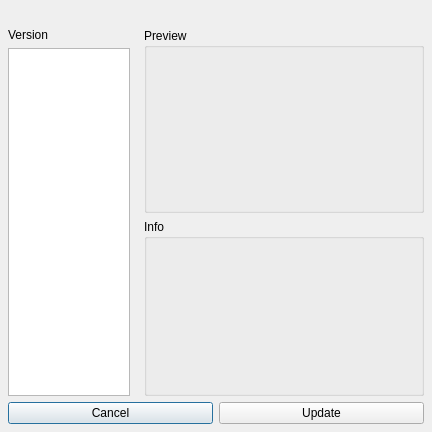
mjbonnington/icarus-gps, file core/ui/versionManagerUI.ui: the form before one commit.
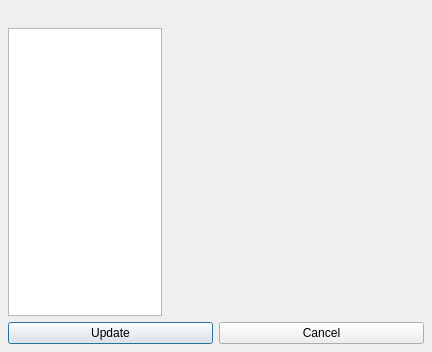
The form after the commit.

```diff
--- a/core/ui/versionManagerUI.ui
+++ b/core/ui/versionManagerUI.ui
@@ -7,7 +7,7 @@
     <x>0</x>
     <y>0</y>
     <width>432</width>
-    <height>432</height>
+    <height>352</height>
    </rect>
   </property>
   <property name="windowTitle">
@@ -18,18 +18,6 @@
     <number>8</number>
    </property>
    <item>
-    <widget class="QFrame" name="main_frame">
-     <property name="frameShape">
-      <enum>QFrame::NoFrame</enum>
-     </property>
-     <property name="frameShadow">
-      <enum>QFrame::Plain</enum>
-     </property>
-     <layout class="QVBoxLayout" name="verticalLayout_5">
-      <property name="margin">
-       <number>0</number>
-      </property>
-      <item>
        <widget class="QLabel" name="asset_label">
         <property name="text">
          <string/>
@@ -40,16 +28,17 @@
        </widget>
       </item>
       <item>
-       <layout class="QHBoxLayout" name="horizontalLayout_2">
-        <item>
-         <layout class="QVBoxLayout" name="left_verticalLayout">
-          <item>
-           <widget class="QLabel" name="version_label">
-            <property name="text">
-             <string>Version</string>
-            </property>
-           </widget>
-          </item>
+    <widget class="QFrame" name="main_frame">
+     <property name="frameShape">
+      <enum>QFrame::NoFrame</enum>
+     </property>
+     <property name="frameShadow">
+      <enum>QFrame::Plain</enum>
+     </property>
+     <layout class="QHBoxLayout" name="horizontalLayout">
+      <property name="margin">
+       <number>0</number>
+      </property>
           <item>
            <widget class="QListWidget" name="assetVersion_listWidget">
             <property name="frameShape">
@@ -60,38 +49,18 @@
             </property>
            </widget>
           </item>
-         </layout>
-        </item>
         <item>
-         <spacer name="horizontalSpacer">
-          <property name="orientation">
-           <enum>Qt::Horizontal</enum>
-          </property>
-          <property name="sizeType">
-           <enum>QSizePolicy::Fixed</enum>
-          </property>
-          <property name="sizeHint" stdset="0">
-           <size>
-            <width>8</width>
-            <height>20</height>
-           </size>
-          </property>
-         </spacer>
-        </item>
-        <item>
-         <layout class="QVBoxLayout" name="right_verticalLayout">
-          <item>
-           <widget class="QGroupBox" name="preview_groupBox">
+       <widget class="QFrame" name="previewInfo_frame">
             <property name="sizePolicy">
              <sizepolicy hsizetype="Maximum" vsizetype="Preferred">
               <horstretch>0</horstretch>
               <verstretch>0</verstretch>
              </sizepolicy>
             </property>
-            <property name="title">
-             <string>Preview</string>
-            </property>
             <layout class="QVBoxLayout" name="verticalLayout_6">
+         <property name="margin">
+          <number>0</number>
+         </property>
              <item>
               <widget class="QLabel" name="gatherImgPreview_label">
                <property name="sizePolicy">
@@ -120,21 +89,6 @@
                </property>
               </widget>
              </item>
-            </layout>
-           </widget>
-          </item>
-          <item>
-           <widget class="QGroupBox" name="info_groupBox">
-            <property name="sizePolicy">
-             <sizepolicy hsizetype="Maximum" vsizetype="Preferred">
-              <horstretch>0</horstretch>
-              <verstretch>0</verstretch>
-             </sizepolicy>
-            </property>
-            <property name="title">
-             <string>Info</string>
-            </property>
-            <layout class="QVBoxLayout" name="verticalLayout_7">
              <item>
               <widget class="QTextEdit" name="gatherInfo_textEdit">
                <property name="maximumSize">
@@ -163,7 +117,7 @@
                 <string>&lt;!DOCTYPE HTML PUBLIC &quot;-//W3C//DTD HTML 4.0//EN&quot; &quot;http://www.w3.org/TR/REC-html40/strict.dtd&quot;&gt;
 &lt;html&gt;&lt;head&gt;&lt;meta name=&quot;qrichtext&quot; content=&quot;1&quot; /&gt;&lt;style type=&quot;text/css&quot;&gt;
 p, li { white-space: pre-wrap; }
-&lt;/style&gt;&lt;/head&gt;&lt;body style=&quot; font-family:'Lucida Grande'; font-size:13pt; font-weight:400; font-style:normal;&quot;&gt;
+&lt;/style&gt;&lt;/head&gt;&lt;body style=&quot; font-family:'MS Shell Dlg 2'; font-size:8.25pt; font-weight:400; font-style:normal;&quot;&gt;
 &lt;p style=&quot;-qt-paragraph-type:empty; margin-top:0px; margin-bottom:0px; margin-left:0px; margin-right:0px; -qt-block-indent:0; text-indent:0px; font-family:'Helvetica'; font-size:11pt;&quot;&gt;&lt;br /&gt;&lt;/p&gt;&lt;/body&gt;&lt;/html&gt;</string>
                </property>
               </widget>
@@ -172,18 +126,10 @@
            </widget>
           </item>
          </layout>
-        </item>
-       </layout>
-      </item>
-      <item>
-       <layout class="QHBoxLayout" name="horizontalLayout_3">
-        <item>
-         <widget class="QPushButton" name="cancel_pushButton">
-          <property name="text">
-           <string>Cancel</string>
-          </property>
-         </widget>
-        </item>
+    </widget>
+   </item>
+   <item>
+    <layout class="QHBoxLayout" name="buttonBox_horizontalLayout">
         <item>
          <widget class="QPushButton" name="update_pushButton">
           <property name="text">
@@ -191,10 +137,14 @@
           </property>
          </widget>
         </item>
-       </layout>
-      </item>
-     </layout>
-    </widget>
+     <item>
+      <widget class="QPushButton" name="cancel_pushButton">
+       <property name="text">
+        <string>Cancel</string>
+       </property>
+      </widget>
+     </item>
+    </layout>
    </item>
   </layout>
  </widget>
```
Left out of the diff: 7 changed lines with no effect on the pictures. Lines whose indentation alone changed are shown as unchanged.
